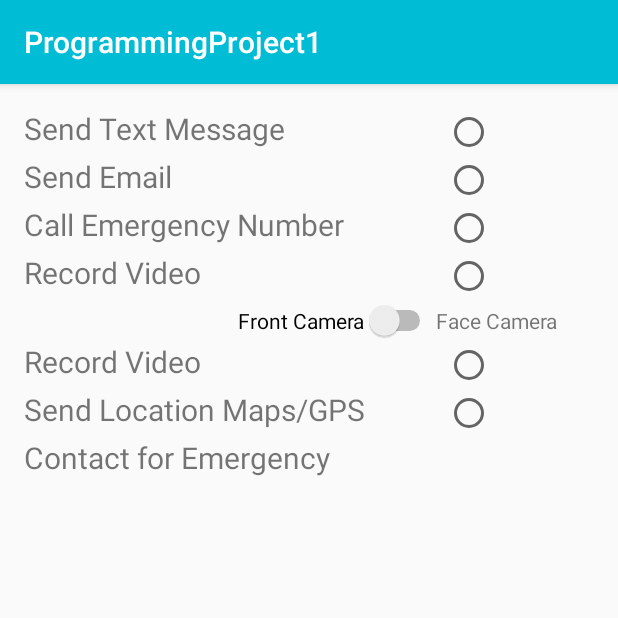
After one commit to ShaunM74/ProgrammingProject1, an Android app: the Settings screen opened directly, with no data from a screen before it, on a phone screen of 412 x 824 dp, the top half of it. The commit adds this screen. Run offline under Robolectric (Android 15) with nearby library versions, the phone set to English and light mode, and no system bars.

Commit message:
Rough settings, no contact image, also text labels are hard coded, need to add code side.

```diff
--- a/app/src/main/AndroidManifest.xml
+++ b/app/src/main/AndroidManifest.xml
@@ -15,6 +15,7 @@
                 <category android:name="android.intent.category.LAUNCHER" />
             </intent-filter>
         </activity>
+        <activity android:name=".Settings"></activity>
     </application>
 
 </manifest>
--- a/app/src/main/java/group4/programmingproject1/MainActivity.java
+++ b/app/src/main/java/group4/programmingproject1/MainActivity.java
@@ -27,7 +27,7 @@ public class MainActivity extends AppCompatActivity {
 
     private Button nameButton = null;
 
-   //this was added to test branching
+
 
 
     @Override
--- /dev/null
+++ b/app/src/main/java/group4/programmingproject1/Settings.java
@@ -0,0 +1,13 @@
+package group4.programmingproject1;
+
+import android.support.v7.app.AppCompatActivity;
+import android.os.Bundle;
+
+public class Settings extends AppCompatActivity {
+
+    @Override
+    protected void onCreate(Bundle savedInstanceState) {
+        super.onCreate(savedInstanceState);
+        setContentView(R.layout.activity_settings);
+    }
+}
--- /dev/null
+++ b/app/src/main/res/layout/activity_settings.xml
@@ -0,0 +1,215 @@
+<?xml version="1.0" encoding="utf-8"?>
+<RelativeLayout xmlns:android="http://schemas.android.com/apk/res/android"
+    xmlns:tools="http://schemas.android.com/tools"
+    android:layout_width="match_parent"
+    android:layout_height="match_parent"
+    android:paddingBottom="@dimen/activity_vertical_margin"
+    android:paddingLeft="@dimen/activity_horizontal_margin"
+    android:paddingRight="@dimen/activity_horizontal_margin"
+    android:paddingTop="@dimen/activity_vertical_margin"
+    tools:context="group4.programmingproject1.Settings">
+
+    <TableLayout
+        android:layout_width="match_parent"
+        android:layout_height="match_parent"
+        android:layout_alignParentTop="true"
+        android:layout_alignParentStart="true">
+
+        <TableRow
+            android:layout_width="match_parent"
+            android:layout_height="match_parent"
+            android:layout_gravity="center_horizontal">
+
+            <TextView
+                android:layout_width="wrap_content"
+                android:layout_height="wrap_content"
+                android:text="Send Text Message"
+                android:id="@+id/textView"
+                android:layout_weight="3"
+                android:layout_column="2"
+                android:textSize="20sp" />
+
+            <RadioButton
+                android:layout_width="wrap_content"
+                android:layout_height="wrap_content"
+                android:id="@+id/radioButton"
+                android:layout_weight="1"
+                android:layout_column="3"
+                android:checked="false" />
+        </TableRow>
+
+        <TableRow
+            android:layout_width="match_parent"
+            android:layout_height="match_parent">
+
+        </TableRow>
+
+        <TableRow
+            android:layout_width="match_parent"
+            android:layout_height="match_parent"></TableRow>
+
+        <TableRow
+            android:layout_width="match_parent"
+            android:layout_height="match_parent">
+
+            <TextView
+                android:layout_width="wrap_content"
+                android:layout_height="wrap_content"
+                android:text="Send Email"
+                android:id="@+id/textView2"
+                android:layout_weight="3"
+                android:layout_column="2"
+                android:textSize="20sp" />
+
+            <RadioButton
+                android:layout_width="wrap_content"
+                android:layout_height="wrap_content"
+                android:id="@+id/radioButton2"
+                android:layout_weight="1"
+                android:layout_column="3"
+                android:checked="false" />
+        </TableRow>
+
+        <TableRow
+            android:layout_width="match_parent"
+            android:layout_height="match_parent">
+
+        </TableRow>
+
+        <TableRow
+            android:layout_width="match_parent"
+            android:layout_height="match_parent">
+
+            <TextView
+                android:text="Call Emergency Number"
+                android:id="@+id/textView3"
+                android:layout_weight="3"
+                android:layout_column="2"
+                android:textSize="20sp" />
+
+            <RadioButton
+                android:layout_width="wrap_content"
+                android:layout_height="wrap_content"
+                android:id="@+id/radioButton3"
+                android:layout_weight="1"
+                android:layout_column="3"
+                android:checked="false" />
+        </TableRow>
+
+        <TableRow
+            android:layout_width="match_parent"
+            android:layout_height="match_parent">
+
+        </TableRow>
+
+        <TableRow
+            android:layout_width="match_parent"
+            android:layout_height="match_parent">
+
+            <TextView
+                android:text="Record Video"
+                android:id="@+id/textView5"
+                android:layout_weight="3"
+                android:layout_column="2"
+                android:textSize="20sp" />
+
+            <RadioButton
+                android:layout_width="wrap_content"
+                android:layout_height="wrap_content"
+                android:id="@+id/radioButton5"
+                android:layout_weight="1"
+                android:layout_column="3"
+                android:checked="false" />
+        </TableRow>
+
+        <TableRow
+            android:layout_width="match_parent"
+            android:layout_height="match_parent">
+
+            <Switch
+                android:id="@+id/switch1"
+                android:layout_weight="2"
+                android:layout_column="2"
+                android:checked="false"
+                android:text="Front Camera"
+                android:textAlignment="textEnd" />
+
+            <TextView
+                android:layout_width="wrap_content"
+                android:layout_height="wrap_content"
+                android:textAppearance="?android:attr/textAppearanceSmall"
+                android:text="Face Camera"
+                android:id="@+id/textView7"
+                android:layout_weight="1"
+                android:layout_column="3" />
+        </TableRow>
+
+        <TableRow
+            android:layout_width="match_parent"
+            android:layout_height="match_parent"></TableRow>
+
+        <TableRow
+            android:layout_width="match_parent"
+            android:layout_height="match_parent">
+
+            <TextView
+                android:text="Record Video"
+                android:id="@+id/textView8"
+                android:layout_weight="3"
+                android:layout_column="2"
+                android:textSize="20sp" />
+
+            <RadioButton
+                android:layout_width="wrap_content"
+                android:layout_height="wrap_content"
+                android:id="@+id/radioButton6"
+                android:layout_weight="1"
+                android:layout_column="3"
+                android:checked="false" />
+        </TableRow>
+
+        <TableRow
+            android:layout_width="fill_parent"
+            android:layout_height="match_parent">
+
+            <TextView
+                android:layout_width="wrap_content"
+                android:layout_height="wrap_content"
+                android:text="Send Location Maps/GPS"
+                android:id="@+id/textView4"
+                android:layout_weight="3"
+                android:layout_column="2"
+                android:textSize="20sp" />
+
+            <RadioButton
+                android:layout_width="wrap_content"
+                android:layout_height="wrap_content"
+                android:id="@+id/radioButton4"
+                android:layout_weight="1"
+                android:layout_column="3"
+                android:checked="false" />
+        </TableRow>
+
+        <TableRow
+            android:layout_width="match_parent"
+            android:layout_height="match_parent">
+
+        </TableRow>
+
+        <TableRow
+            android:layout_width="match_parent"
+            android:layout_height="match_parent"></TableRow>
+
+        <TableRow
+            android:layout_width="match_parent"
+            android:layout_height="match_parent">
+
+            <TextView
+                android:text="Contact for Emergency"
+                android:id="@+id/textView9"
+                android:layout_column="2"
+                android:textSize="20sp" />
+        </TableRow>
+
+    </TableLayout>
+</RelativeLayout>
```
